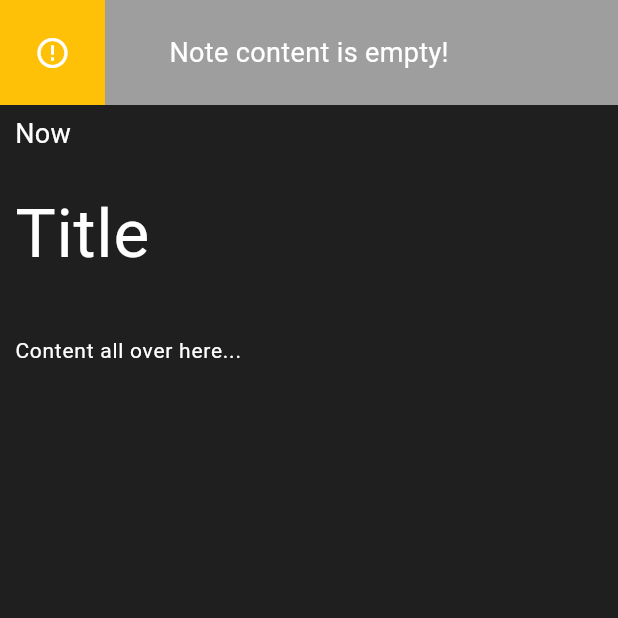
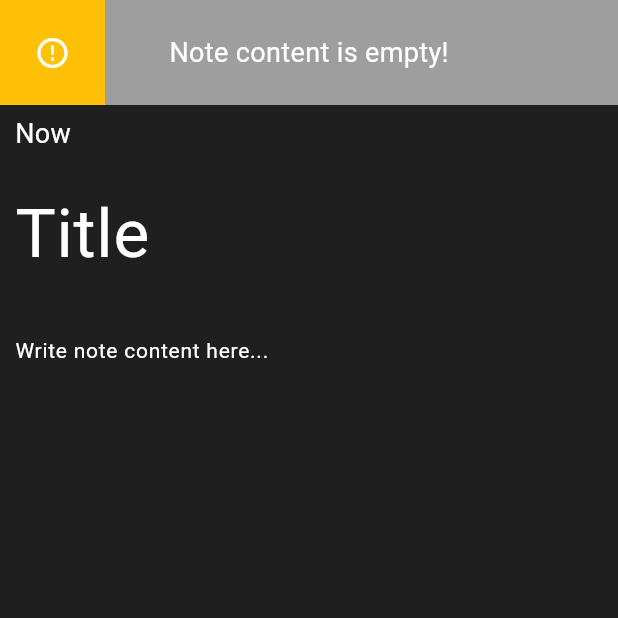
Before and after one commit to Barez001159544/CleanBlocFirebaseMore, a Flutter app: the WritingAndUpdatingScreen screen opened directly, after a tap on "DONE", on a phone screen of 412 x 824 dp, the top half of it. Run offline on Flutter 3.47's test engine with Material 3 defaults, Android fonts, the phone set to English and light mode, and no system bars; our stand-ins replace cloud_firestore, dartz, firebase_core, flutter_bloc, flutter_svg, page_transition; accounts and stored records are empty; Roboto replaces fonts that are missing (Nirmala).

Commit message:
Code cleand but caused some issues

```diff
--- a/lib/core/theme_data.dart
+++ b/lib/core/theme_data.dart
@@ -2,11 +2,11 @@ import 'package:flutter/material.dart';
 
 ThemeData themeData= ThemeData(
   fontFamily: "Nirmala",
-  scaffoldBackgroundColor: Color(0xff1F1F1F),
-  appBarTheme: AppBarTheme(
+  scaffoldBackgroundColor: const Color(0xff1F1F1F),
+  appBarTheme: const AppBarTheme(
     backgroundColor: Color(0xff1F1F1F),
   ),
-  colorScheme: ColorScheme.dark(
+  colorScheme: const ColorScheme.dark(
     primary: Colors.white,
     secondary: Colors.grey,
   ),
--- a/lib/data/firestore_services.dart
+++ b/lib/data/firestore_services.dart
@@ -1,5 +1,4 @@
 import 'package:cloud_firestore/cloud_firestore.dart';
-import 'package:dartz/dartz.dart';
 
 class FirestoreServices{
 
@@ -19,7 +18,6 @@ class FirestoreServices{
   }
 
   Stream<QuerySnapshot<Object?>> listenToChanges(bool fromNewest) {
-    print(fromNewest);
     return notes.orderBy("timestamp", descending: fromNewest).snapshots();
   }
 
--- a/lib/domain/notes_repository.dart
+++ b/lib/domain/notes_repository.dart
@@ -40,6 +40,7 @@ class NotesRepository implements INotesRepository{
     }
   }
 
+  @override
   Future<Either<Exception, dynamic>> deleteNote(String ID) async {
     try {
       final result = await remote.deleteNote(ID);
--- a/lib/presentation/pages/writing_and_updating_screen.dart
+++ b/lib/presentation/pages/writing_and_updating_screen.dart
@@ -2,11 +2,10 @@ import 'package:crud/core/theme_data.dart';
 import 'package:crud/presentation/blocs/notes_bloc.dart';
 import 'package:crud/presentation/blocs/notes_events.dart';
 import 'package:crud/presentation/blocs/notes_state.dart';
+import 'package:crud/presentation/widgets/delAndUpButton.dart';
 import 'package:crud/presentation/widgets/pop_up.dart';
 import 'package:flutter/material.dart';
-import 'package:flutter/services.dart';
 import 'package:flutter_bloc/flutter_bloc.dart';
-
 import '../../data/firestore_services.dart';
 import '../../domain/notes_repository.dart';
 
@@ -31,7 +30,6 @@ class _WritingAndUpdatingScreenState extends State<WritingAndUpdatingScreen> {
   final NotesBloc notesBloc= NotesBloc(notesRepository: NotesRepository(remote: FirestoreServices()),);
   late TextEditingController noteTitleController;
   late TextEditingController noteContentController;
-
   bool showPopup=false;
   String popupMessage= "Sure you want to delete?";
   Color closeButtonColor= Colors.grey;
@@ -48,7 +46,7 @@ class _WritingAndUpdatingScreenState extends State<WritingAndUpdatingScreen> {
 
 
   void _startTimeout() {
-    Future.delayed(Duration(seconds: 5), () {
+    Future.delayed(const Duration(seconds: 5), () {
       if (mounted) {
         setState(() {
           showPopup = false;
@@ -75,9 +73,6 @@ class _WritingAndUpdatingScreenState extends State<WritingAndUpdatingScreen> {
           });
           _startTimeout();
         }
-        if(state is UpdateNotesSuccess){
-          //
-        }
         if(state is UpdateNotesFailed){
           setState(() {
             showPopup=true;
@@ -87,10 +82,6 @@ class _WritingAndUpdatingScreenState extends State<WritingAndUpdatingScreen> {
             isConfirmShown= false;
           });
           _startTimeout();
-        }
-
-        if(state is DeleteNotesSuccess){
-          Navigator.of(context).pop();
         }
         if(state is DeleteNotesFailed){
           setState(() {
@@ -115,7 +106,7 @@ class _WritingAndUpdatingScreenState extends State<WritingAndUpdatingScreen> {
                 },
                 child: Container(
                   color: themeData.scaffoldBackgroundColor,
-                  constraints: BoxConstraints(maxWidth: 100),
+                  constraints: const BoxConstraints(maxWidth: 100),
                   child: Row(
                     mainAxisAlignment: MainAxisAlignment.center,
                     children: [
@@ -124,16 +115,17 @@ class _WritingAndUpdatingScreenState extends State<WritingAndUpdatingScreen> {
                         width: 32,
                         "assets/images/right-arrow.png",
                       ),
-                      SizedBox(width: 10,),
-                      Text("BACK", style: TextStyle(fontSize: 18),),
+                      const SizedBox(width: 10,),
+                      const Text("BACK", style: TextStyle(fontSize: 18),),
                     ],
                   ),
                 ),
               ),
               actions: [
                 if(widget.docID!=null)
-                GestureDetector(
-                  onTap: () {
+                SizedBox(
+                  width: 100,
+                  child: DeleteAndUpdateButton(btnText: "DELETE", btnTextColor: Colors.red, onClick: (){
                     setState(() {
                       showPopup=true;
                       popupMessage= "Sure you want to delete?";
@@ -143,14 +135,7 @@ class _WritingAndUpdatingScreenState extends State<WritingAndUpdatingScreen> {
                       };
                       isConfirmShown= true;
                     });
-                    // Navigator.of(context).pop();
-                  },
-                  child: Container(
-                    height: kToolbarHeight,
-                    width: 100,
-                    color: themeData.scaffoldBackgroundColor,
-                    child: Center(child: Text("DELETE", style: TextStyle(fontSize: 18, color: Colors.red),)),
-                  ),
+                  }),
                 ),
                 if(widget.docID!=null)
                 Container(
@@ -158,16 +143,15 @@ class _WritingAndUpdatingScreenState extends State<WritingAndUpdatingScreen> {
                   width: 1,
                   color: Colors.grey,
                 ),
-                GestureDetector(
-                  onTap: () {
+                SizedBox(
+                  width: 100,
+                  child: DeleteAndUpdateButton(btnText: "DONE", btnTextColor: Colors.green, onClick: (){
                     if(noteContentController.text.isNotEmpty){
                       if(widget.docID==null) {
                         notesBloc.add(WriteNotes(title: noteTitleController.text, note: noteContentController.text));
                       }else{
                         notesBloc.add(UpdateNotes(iD: widget.docID!, title: noteTitleController.text, note: noteContentController.text));
                       }
-                      // txtController.clear();
-                      // Navigator.of(context).pop();
                     }else{
                       setState(() {
                         showPopup=true;
@@ -178,13 +162,7 @@ class _WritingAndUpdatingScreenState extends State<WritingAndUpdatingScreen> {
                       });
                       _startTimeout();
                     }
-                  },
-                  child: Container(
-                    height: kToolbarHeight,
-                    width: 100,
-                    color: themeData.scaffoldBackgroundColor,
-                    child: Center(child: Text("DONE", style: TextStyle(fontSize: 18, color: Colors.green),)),
-                  ),
+                  }),
                 ),
               ],
             ),
@@ -193,29 +171,27 @@ class _WritingAndUpdatingScreenState extends State<WritingAndUpdatingScreen> {
               child: ListView(
                 // crossAxisAlignment: CrossAxisAlignment.start,
                 children: [
-                  SizedBox(height: 20,),
-                  Text(widget.cuDate!=""?widget.cuDate:"Now", style: TextStyle(fontSize: 18),),
-                  SizedBox(height: 20,),
+                  const SizedBox(height: 20,),
+                  Text(widget.cuDate!=""?widget.cuDate:"Now", style: const TextStyle(fontSize: 18),),
+                  const SizedBox(height: 20,),
                   TextField(
                     controller: noteTitleController,
-                    style: TextStyle(fontSize: 45),
-                    decoration: InputDecoration(
+                    style: const TextStyle(fontSize: 45),
+                    decoration: const InputDecoration(
                       hintText: "Title",
                       contentPadding: EdgeInsets.zero,
                       border: InputBorder.none,
                     ),
                     maxLines: 1,
                   ),
-                  SizedBox(height: 20,),
+                  const SizedBox(height: 20,),
                   TextField(
                     controller: noteContentController,
-                    style: TextStyle(fontSize: 14),
+                    style: const TextStyle(fontSize: 14),
                     maxLines: null,
-                    decoration: InputDecoration(
-                      hintText: "Content all over here...",
+                    decoration: const InputDecoration(
+                      hintText: "Write note content here...",
                       contentPadding: EdgeInsets.zero,
-                      // fillColor: Colors.green,
-                      // filled: true,
                       border: InputBorder.none,
                     ),
                   ),
--- /dev/null
+++ b/lib/presentation/widgets/delAndUpButton.dart
@@ -0,0 +1,35 @@
+import 'package:flutter/material.dart';
+
+import '../../core/theme_data.dart';
+
+class DeleteAndUpdateButton extends StatefulWidget {
+  const DeleteAndUpdateButton({
+    super.key,
+    required this.btnText,
+    required this.btnTextColor,
+    required this.onClick,
+  });
+
+  final String btnText;
+  final Color btnTextColor;
+  final VoidCallback onClick;
+  @override
+  State<DeleteAndUpdateButton> createState() => _DeleteAndUpdateButtonState();
+}
+
+class _DeleteAndUpdateButtonState extends State<DeleteAndUpdateButton> {
+  @override
+  Widget build(BuildContext context) {
+    return Scaffold(
+      body: GestureDetector(
+        onTap:()=> widget.onClick(),
+        child: Container(
+          height: kToolbarHeight,
+          width: 100,
+          color: themeData.scaffoldBackgroundColor,
+          child: Center(child: Text(widget.btnText, style: TextStyle(fontSize: 18, color: widget.btnTextColor),)),
+        ),
+      ),
+    );
+  }
+}
--- a/lib/presentation/widgets/pop_up.dart
+++ b/lib/presentation/widgets/pop_up.dart
@@ -44,7 +44,6 @@ class _PopUpWidgetState extends State<PopUpWidget> {
                     setState(() {
                       widget.isConfirmShown?widget.showPopup=false:null;
                     });
-                    print("CLOSE");
                   },
                   child: Container(
                     color: widget.closeButtonColor,
@@ -56,7 +55,7 @@ class _PopUpWidgetState extends State<PopUpWidget> {
                 Expanded(
                   child: Center(
                     child: Text(widget.message,
-                      style: TextStyle(fontSize: 18),
+                      style: const TextStyle(fontSize: 18),
                     ),
                   ),
                 ),
@@ -64,7 +63,6 @@ class _PopUpWidgetState extends State<PopUpWidget> {
                 GestureDetector(
                   onTap: (){
                     widget.onYes();
-                    print("YES");
                     setState(() {
                       widget.showPopup=false;
                     });
@@ -73,12 +71,12 @@ class _PopUpWidgetState extends State<PopUpWidget> {
                     height: 70,
                     width: 70,
                     color: Colors.white,
-                    child: Center(
+                    child: const Center(
                       child: Text("Yes",
                         style: TextStyle(color: Colors.black, fontSize: 18),),
                     ),
                   ),
-                ):SizedBox(width: 70, height: 70,),
+                ):const SizedBox(width: 70, height: 70,),
               ],
             ),
           ),
```
Also changed, not shown: lib/main.dart (+4 -3 lines), lib/presentation/pages/home_screen.dart (+31 -62 lines), lib/presentation/pages/splash_screen.dart (+7 -12 lines), lib/presentation/widgets/failed_widget.dart (added, +14 -0 lines), lib/presentation/widgets/loading_widget.dart (added, +33 -0 lines).
